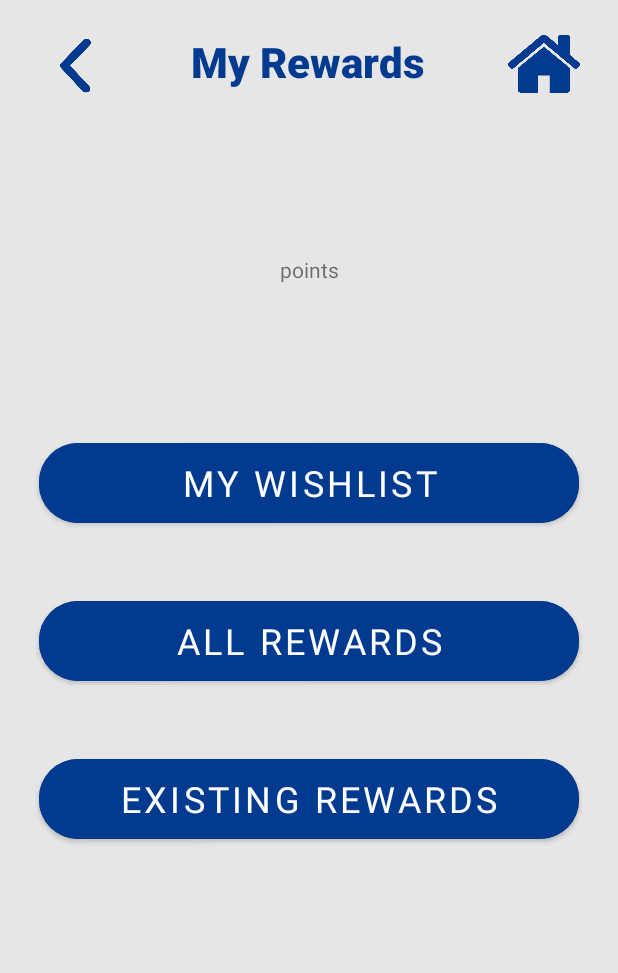
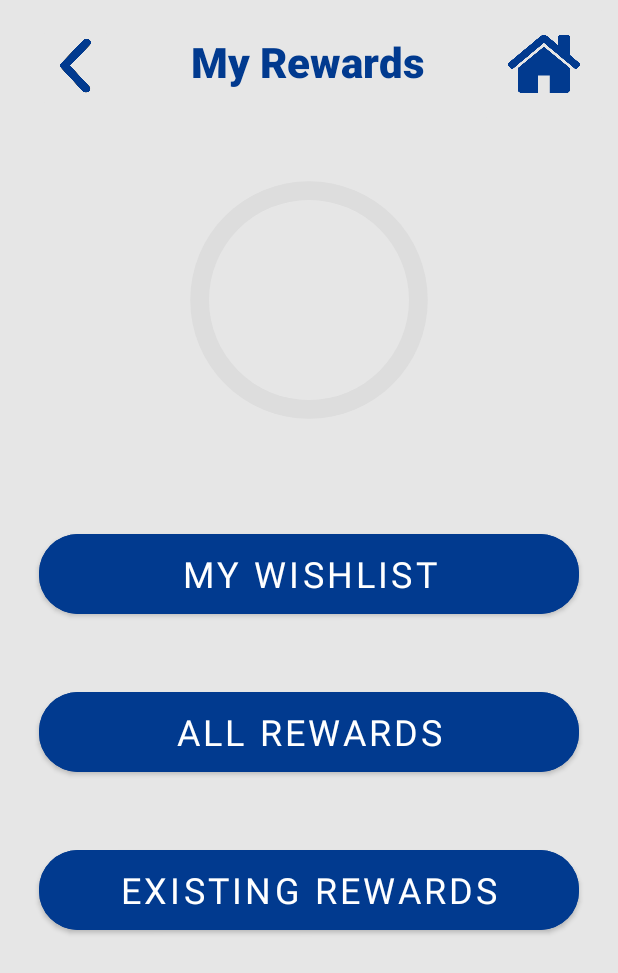
Before and after one commit to Gopher-Industries/Team-Eternals, an Android app: the screen it shows after launch (MainActivity), on a phone screen of 412 x 824 dp. Shown: the top 973 px of the screen. Run offline under Robolectric (Android 15) with nearby library versions, the phone set to English and light mode, and no system bars; our stand-ins replace navigation-ui.

Commit message:
James Nemecek - Completed ProgressBar within My Rewards Page

```diff
--- /dev/null
+++ b/app/src/main/res/drawable/circle.xml
@@ -0,0 +1,23 @@
+<?xml version="1.0" encoding="utf-8"?>
+<layer-list xmlns:android="http://schemas.android.com/apk/res/android">
+    <item>
+        <shape
+            android:shape="ring"
+            android:thicknessRatio="16"
+            android:useLevel="false">
+            <solid android:color="#DDD"/>
+        </shape>
+    </item>
+    <item>
+        <rotate
+            android:fromDegrees="270"
+            android:toDegrees="270">
+        <shape
+            android:shape="ring"
+            android:thicknessRatio="16"
+            android:useLevel="true">
+            <solid android:color="#013A8F"/>
+        </shape>
+        </rotate>
+    </item>
+</layer-list>
--- a/app/src/main/res/layout/fragment_myrewards.xml
+++ b/app/src/main/res/layout/fragment_myrewards.xml
@@ -49,35 +49,49 @@
             android:text="@string/my_rewards"
             android:textColor="#013A8F"
             android:textSize="28sp"
-            app:layout_constraintBottom_toTopOf="@id/pointsPlaceholder"
+            app:layout_constraintBottom_toTopOf="@id/pointsProgressBar"
             app:layout_constraintHorizontal_bias="0.498"
             app:layout_constraintLeft_toLeftOf="parent"
             app:layout_constraintRight_toRightOf="parent"
             app:layout_constraintTop_toTopOf="parent" />
 
-        <TextView
-            android:id="@+id/pointsPlaceholder"
-            android:layout_width="wrap_content"
-            android:layout_height="wrap_content"
-            android:layout_marginTop="110dp"
-            android:text="@string/points"
+        <ProgressBar
+            android:id="@+id/pointsProgressBar"
+            android:layout_width="200dp"
+            android:layout_height="200dp"
+            android:indeterminateOnly="false"
+            android:progressDrawable="@drawable/circle"
+            tools:progress="60"
+            android:layout_marginTop="40dp"
             app:layout_constraintTop_toBottomOf="@id/rewardsTitle"
             app:layout_constraintLeft_toLeftOf="parent"
             app:layout_constraintRight_toRightOf="parent"
-            app:layout_constraintBottom_toTopOf="@id/wishlistButton"
-            />
+            app:layout_constraintBottom_toTopOf="@id/wishlistButton"/>
+
+        <TextView
+            android:id="@+id/pointsCounter"
+            android:layout_width="wrap_content"
+            android:layout_height="wrap_content"
+            tools:text="60pts"
+            android:textSize="30sp"
+            android:textColor="#013A8F"
+            app:layout_constraintTop_toTopOf="@id/pointsProgressBar"
+            app:layout_constraintStart_toStartOf="@id/pointsProgressBar"
+            app:layout_constraintEnd_toEndOf="@id/pointsProgressBar"
+            app:layout_constraintBottom_toBottomOf="@id/pointsProgressBar"/>
+
 
         <Button
             android:id="@+id/wishlistButton"
             android:layout_width="360dp"
             android:layout_height="65dp"
-            android:layout_marginTop="100dp"
+            android:layout_marginTop="50dp"
             android:text="@string/my_wishlist"
             android:fontFamily="sans-serif"
             android:textSize="24sp"
             android:backgroundTint="#013A8F"
             app:cornerRadius="26dp"
-            app:layout_constraintTop_toBottomOf="@id/pointsPlaceholder"
+            app:layout_constraintTop_toBottomOf="@id/pointsProgressBar"
             app:layout_constraintLeft_toLeftOf="parent"
             app:layout_constraintRight_toRightOf="parent"
             app:layout_constraintBottom_toTopOf="@id/rewardsButton"
```
